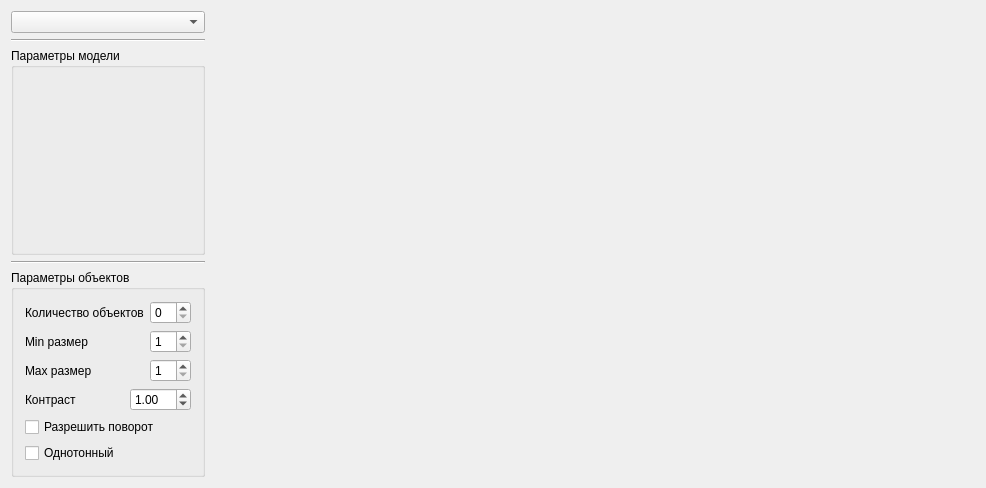
First picture: the form in ImageGenerator/ImageGenerator/ImageGenerator.ui, repository Fullback22/imageModels, before the edit.
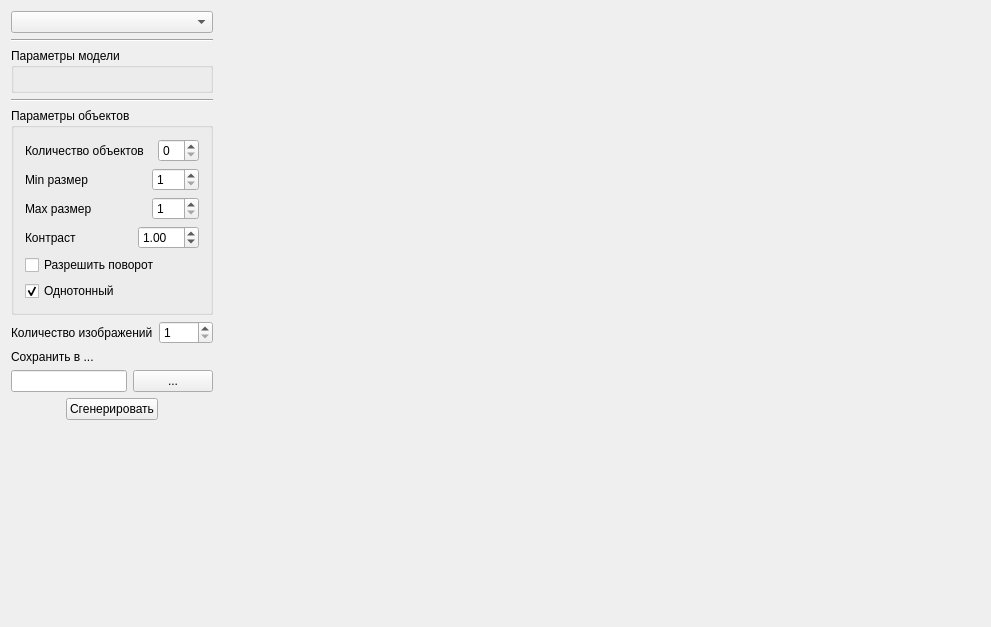
Second picture: the form after the edit.

What changed in the file:
```diff
--- a/ImageGenerator/ImageGenerator/ImageGenerator.ui
+++ b/ImageGenerator/ImageGenerator/ImageGenerator.ui
@@ -6,16 +6,18 @@
    <rect>
     <x>0</x>
     <y>0</y>
-    <width>986</width>
-    <height>488</height>
+    <width>991</width>
+    <height>627</height>
    </rect>
   </property>
   <property name="windowTitle">
    <string>ImageGenerator</string>
   </property>
-  <layout class="QHBoxLayout" name="horizontalLayout" stretch="0,1">
+  <layout class="QHBoxLayout" name="horizontalLayout_7" stretch="0,1">
    <item>
-    <layout class="QVBoxLayout" name="verticalLayout">
+    <layout class="QVBoxLayout" name="verticalLayout_4">
+     <item>
+      <layout class="QVBoxLayout" name="verticalLayout_3">
      <item>
       <widget class="QComboBox" name="cb_models"/>
      </item>
@@ -31,6 +33,11 @@
        <property name="title">
         <string>Параметры модели</string>
        </property>
+         <layout class="QVBoxLayout" name="verticalLayout_5">
+          <item>
+           <layout class="QVBoxLayout" name="vertLayout_modelGrBox"/>
+          </item>
+         </layout>
       </widget>
      </item>
      <item>
@@ -74,6 +81,9 @@
             <property name="minimum">
              <number>1</number>
             </property>
+              <property name="maximum">
+               <number>999</number>
+              </property>
            </widget>
           </item>
          </layout>
@@ -92,6 +102,9 @@
             <property name="minimum">
              <number>1</number>
             </property>
+              <property name="maximum">
+               <number>999</number>
+              </property>
            </widget>
           </item>
          </layout>
@@ -106,7 +119,10 @@
            </widget>
           </item>
           <item>
-           <widget class="QDoubleSpinBox" name="doubleSpinBox">
+             <widget class="QDoubleSpinBox" name="spinBox_contrast">
+              <property name="decimals">
+               <number>2</number>
+              </property>
             <property name="minimum">
              <double>-99.989999999999995</double>
             </property>
@@ -132,10 +148,114 @@
           <property name="text">
            <string>Однотонный</string>
           </property>
+            <property name="checked">
+             <bool>true</bool>
+            </property>
+            <property name="tristate">
+             <bool>false</bool>
+            </property>
          </widget>
         </item>
        </layout>
       </widget>
+       </item>
+       <item>
+        <layout class="QHBoxLayout" name="horizontalLayout_9" stretch="1,0">
+         <item>
+          <widget class="QLabel" name="label_7">
+           <property name="text">
+            <string>Количество изображений</string>
+           </property>
+          </widget>
+         </item>
+         <item>
+          <widget class="QSpinBox" name="spBox_quantityImage">
+           <property name="minimum">
+            <number>1</number>
+           </property>
+           <property name="maximum">
+            <number>9999</number>
+           </property>
+          </widget>
+         </item>
+        </layout>
+       </item>
+       <item>
+        <layout class="QVBoxLayout" name="verticalLayout">
+         <item>
+          <widget class="QLabel" name="label_5">
+           <property name="text">
+            <string>Сохранить в ...</string>
+           </property>
+          </widget>
+         </item>
+         <item>
+          <layout class="QHBoxLayout" name="horizontalLayout">
+           <item>
+            <widget class="QLineEdit" name="le_saveWere"/>
+           </item>
+           <item>
+            <widget class="QPushButton" name="pb_saveFileDialog">
+             <property name="text">
+              <string>...</string>
+             </property>
+            </widget>
+           </item>
+          </layout>
+         </item>
+        </layout>
+       </item>
+       <item>
+        <layout class="QHBoxLayout" name="horizontalLayout_6">
+         <item>
+          <spacer name="horizontalSpacer">
+           <property name="orientation">
+            <enum>Qt::Horizontal</enum>
+           </property>
+           <property name="sizeHint" stdset="0">
+            <size>
+             <width>40</width>
+             <height>20</height>
+            </size>
+           </property>
+          </spacer>
+         </item>
+         <item>
+          <widget class="QPushButton" name="pb_generate">
+           <property name="text">
+            <string>Сгенерировать</string>
+           </property>
+          </widget>
+         </item>
+         <item>
+          <spacer name="horizontalSpacer_2">
+           <property name="orientation">
+            <enum>Qt::Horizontal</enum>
+           </property>
+           <property name="sizeHint" stdset="0">
+            <size>
+             <width>40</width>
+             <height>20</height>
+            </size>
+           </property>
+          </spacer>
+         </item>
+        </layout>
+       </item>
+      </layout>
+     </item>
+     <item>
+      <spacer name="verticalSpacer">
+       <property name="orientation">
+        <enum>Qt::Vertical</enum>
+       </property>
+       <property name="sizeHint" stdset="0">
+        <size>
+         <width>20</width>
+         <height>40</height>
+        </size>
+       </property>
+      </spacer>
      </item>
     </layout>
    </item>
```
Left out of the diff: 10 changed lines with no effect on the pictures. Lines whose indentation alone changed are shown as unchanged.
